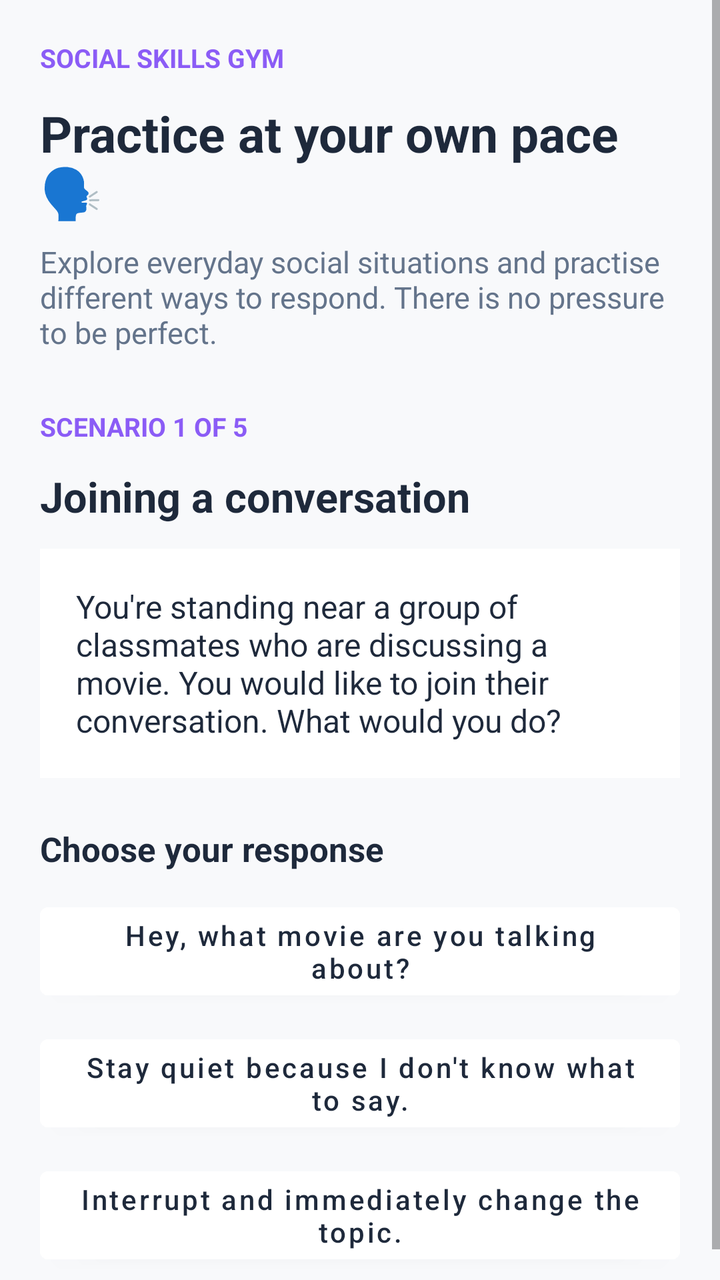
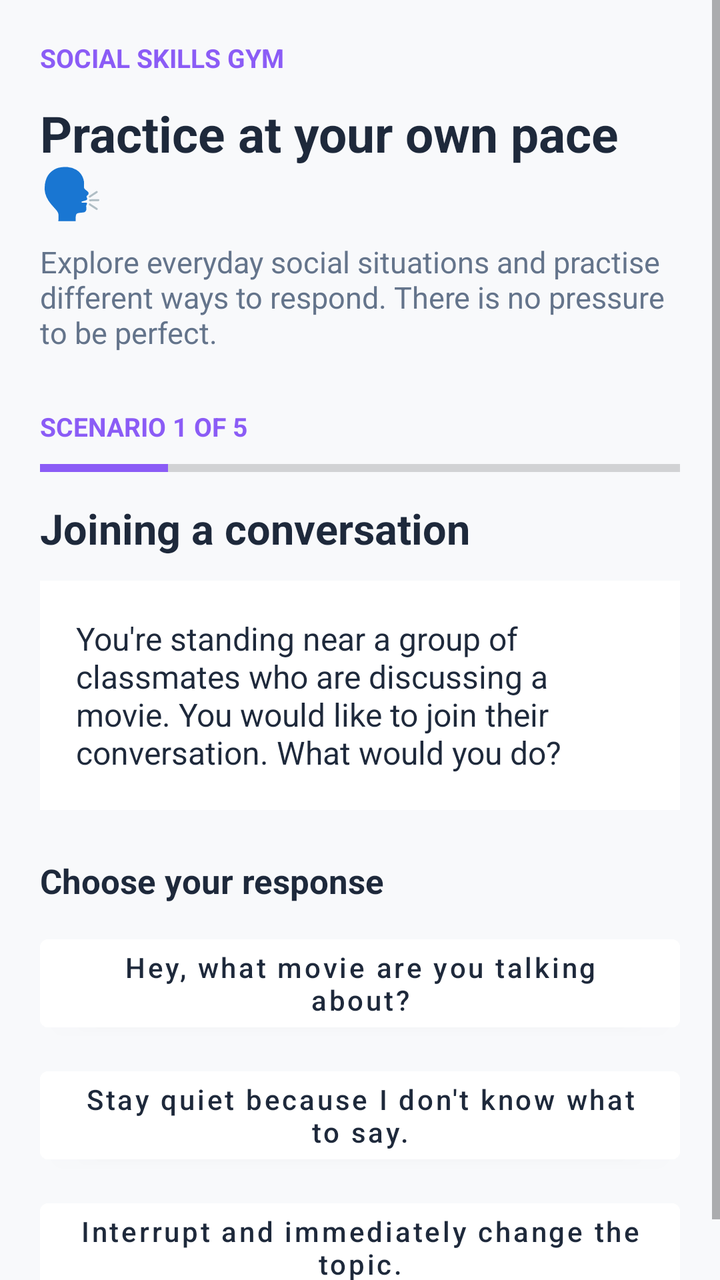

Screens rendered from an Android XML layout before and after an edit, with the pre-edit source and the edit as a unified diff.
<!-- AndroidManifest.xml: application theme Theme.LittleByLittle -->
<!-- res/layout/fragment_practice.xml -->
<?xml version="1.0" encoding="utf-8"?>
<ScrollView
    xmlns:android="http://schemas.android.com/apk/res/android"
    android:layout_width="match_parent"
    android:layout_height="match_parent"
    android:background="@color/bg_main"
    android:fillViewport="true">

    <LinearLayout
        android:layout_width="match_parent"
        android:layout_height="wrap_content"
        android:orientation="vertical"
        android:padding="20dp">

        <TextView
            android:layout_width="wrap_content"
            android:layout_height="wrap_content"
            android:text="SOCIAL SKILLS GYM"
            android:textColor="@color/purple_primary"
            android:textSize="13sp"
            android:textStyle="bold" />

        <TextView
            android:layout_width="match_parent"
            android:layout_height="wrap_content"
            android:layout_marginTop="12dp"
            android:text="Practice at your own pace 🗣️"
            android:textColor="@color/text_primary"
            android:textSize="25sp"
            android:textStyle="bold" />

        <TextView
            android:layout_width="match_parent"
            android:layout_height="wrap_content"
            android:layout_marginTop="8dp"
            android:text="Explore everyday social situations and practise different ways to respond. There is no pressure to be perfect."
            android:textColor="@color/text_secondary"
            android:textSize="15sp" />

        <TextView
            android:id="@+id/tv_scenario_count"
            android:layout_width="wrap_content"
            android:layout_height="wrap_content"
            android:layout_marginTop="28dp"
            android:text="SCENARIO 1 OF 5"
            android:textColor="@color/purple_primary"
            android:textSize="13sp"
            android:textStyle="bold" />

        <TextView
            android:id="@+id/tv_scenario_title"
            android:layout_width="match_parent"
            android:layout_height="wrap_content"
            android:layout_marginTop="12dp"
            android:text="Joining a conversation"
            android:textColor="@color/text_primary"
            android:textSize="21sp"
            android:textStyle="bold" />

        <TextView
            android:id="@+id/tv_scenario_description"
            android:layout_width="match_parent"
            android:layout_height="wrap_content"
            android:layout_marginTop="12dp"
            android:padding="18dp"
            android:background="@color/card_surface"
            android:text="You're standing near a group of classmates who are discussing a movie. You would like to join their conversation. What would you do?"
            android:textColor="@color/text_primary"
            android:textSize="16sp" />

        <TextView
            android:layout_width="match_parent"
            android:layout_height="wrap_content"
            android:layout_marginTop="24dp"
            android:text="Choose your response"
            android:textColor="@color/text_primary"
            android:textSize="17sp"
            android:textStyle="bold" />

        <Button
            android:id="@+id/btn_option_a"
            android:layout_width="match_parent"
            android:layout_height="wrap_content"
            android:layout_marginTop="12dp"
            android:minHeight="56dp"
            android:backgroundTint="@color/card_surface"
            android:text="Hey, what movie are you talking about?"
            android:textAllCaps="false"
            android:textColor="@color/text_primary" />

        <Button
            android:id="@+id/btn_option_b"
            android:layout_width="match_parent"
            android:layout_height="wrap_content"
            android:layout_marginTop="10dp"
            android:minHeight="56dp"
            android:backgroundTint="@color/card_surface"
            android:text="Stay quiet because I don't know what to say."
            android:textAllCaps="false"
            android:textColor="@color/text_primary" />

        <Button
            android:id="@+id/btn_option_c"
            android:layout_width="match_parent"
            android:layout_height="wrap_content"
            android:layout_marginTop="10dp"
            android:minHeight="56dp"
            android:backgroundTint="@color/card_surface"
            android:text="Interrupt and immediately change the topic."
            android:textAllCaps="false"
            android:textColor="@color/text_primary" />

        <TextView
            android:id="@+id/tv_feedback"
            android:layout_width="match_parent"
            android:layout_height="wrap_content"
            android:layout_marginTop="20dp"
            android:padding="16dp"
            android:background="@color/purple_pill_bg"
            android:textColor="@color/text_primary"
            android:textSize="15sp"
            android:visibility="gone" />

        <Button
            android:id="@+id/btn_next_scenario"
            android:layout_width="match_parent"
            android:layout_height="wrap_content"
            android:layout_marginTop="20dp"
            android:minHeight="54dp"
            android:backgroundTint="@color/purple_primary"
            android:text="Next Scenario"
            android:textAllCaps="false"
            android:textColor="@color/white"
            android:visibility="gone" />

    </LinearLayout>

</ScrollView>
<!-- resources referenced by this layout -->
<resources>
  <color name="bg_main">#F8F9FB</color>
  <color name="card_surface">#FFFFFF</color>
  <color name="purple_pill_bg">#EDE9FE</color>
  <color name="purple_primary">#8B5CF6</color>
  <color name="text_primary">#1E293B</color>
  <color name="text_secondary">#64748B</color>
  <color name="white">#FFFFFFFF</color>
  <style name="Theme.LittleByLittle" parent="Theme.MaterialComponents.DayNight.NoActionBar">
          
          <item name="colorPrimary">@color/purple_primary</item>
          <item name="colorPrimaryVariant">@color/purple_gradient_start</item>
          <item name="colorOnPrimary">@color/white</item>
          
          
          <item name="android:windowBackground">@color/bg_main</item>
          <item name="android:statusBarColor">@color/bg_main</item>
          <item name="android:windowLightStatusBar">true</item>
      </style>
  <color name="purple_gradient_start">#7C3AED</color>
</resources>

<!-- the commit's change to res/layout/fragment_practice.xml (unified diff, before → after) -->
@@ -10,7 +10,9 @@
         android:layout_width="match_parent"
         android:layout_height="wrap_content"
         android:orientation="vertical"
-        android:padding="20dp">
+        android:padding="20dp"
+        android:paddingBottom="100dp"
+        android:clipToPadding="false">
 
         <TextView
             android:layout_width="wrap_content"
@@ -46,6 +48,16 @@
             android:textColor="@color/purple_primary"
             android:textSize="13sp"
             android:textStyle="bold" />
+
+        <ProgressBar
+            android:id="@+id/pb_practice_scenario"
+            style="?android:attr/progressBarStyleHorizontal"
+            android:layout_width="match_parent"
+            android:layout_height="8dp"
+            android:layout_marginTop="8dp"
+            android:max="5"
+            android:progress="1"
+            android:progressTint="@color/purple_primary" />
 
         <TextView
             android:id="@+id/tv_scenario_title"
@@ -133,6 +145,51 @@
             android:textColor="@color/white"
             android:visibility="gone" />
 
+        
+        <com.google.android.material.card.MaterialCardView
+            android:id="@+id/card_practice_completion"
+            android:layout_width="match_parent"
+            android:layout_height="wrap_content"
+            android:layout_marginTop="24dp"
+            android:visibility="gone"
+            android:backgroundTint="@color/card_surface">
+
+            <LinearLayout
+                android:layout_width="match_parent"
+                android:layout_height="wrap_content"
+                android:orientation="vertical"
+                android:padding="20dp"
+                android:gravity="center">
+
+                <TextView
+                    android:layout_width="wrap_content"
+                    android:layout_height="wrap_content"
+                    android:text="🎉 Fantastic Work! 🌱"
+                    android:textSize="20sp"
+                    android:textStyle="bold"
+                    android:textColor="@color/purple_primary" />
+
+                <TextView
+                    android:layout_width="wrap_content"
+                    android:layout_height="wrap_content"
+                    android:layout_marginTop="8dp"
+                    android:gravity="center"
+                    android:text="You've explored all 5 social communication scenarios. Every small step builds your confidence in real conversations."
+                    android:textColor="@color/text_secondary"
+                    android:textSize="14sp" />
+
+                <Button
+                    android:id="@+id/btn_practice_again"
+                    android:layout_width="wrap_content"
+                    android:layout_height="wrap_content"
+                    android:layout_marginTop="16dp"
+                    android:backgroundTint="@color/purple_primary"
+                    android:text="Practice Again 🔄"
+                    android:textAllCaps="false"
+                    android:textColor="@color/white" />
+            </LinearLayout>
+        </com.google.android.material.card.MaterialCardView>
+
     </LinearLayout>
 
 </ScrollView>
